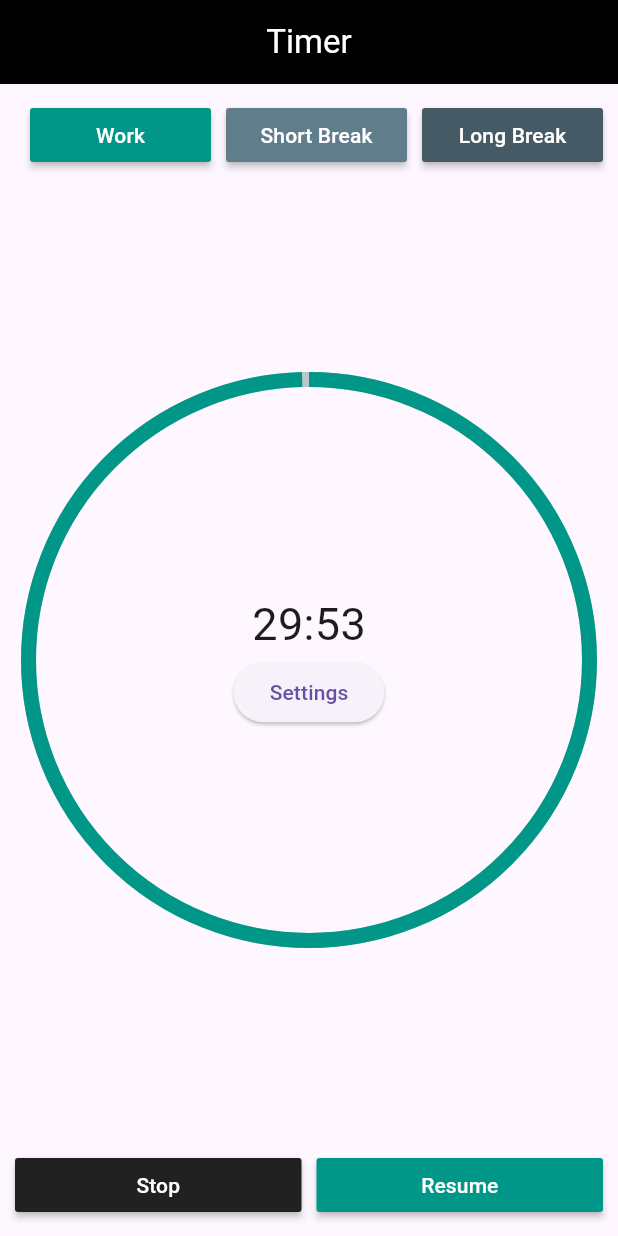
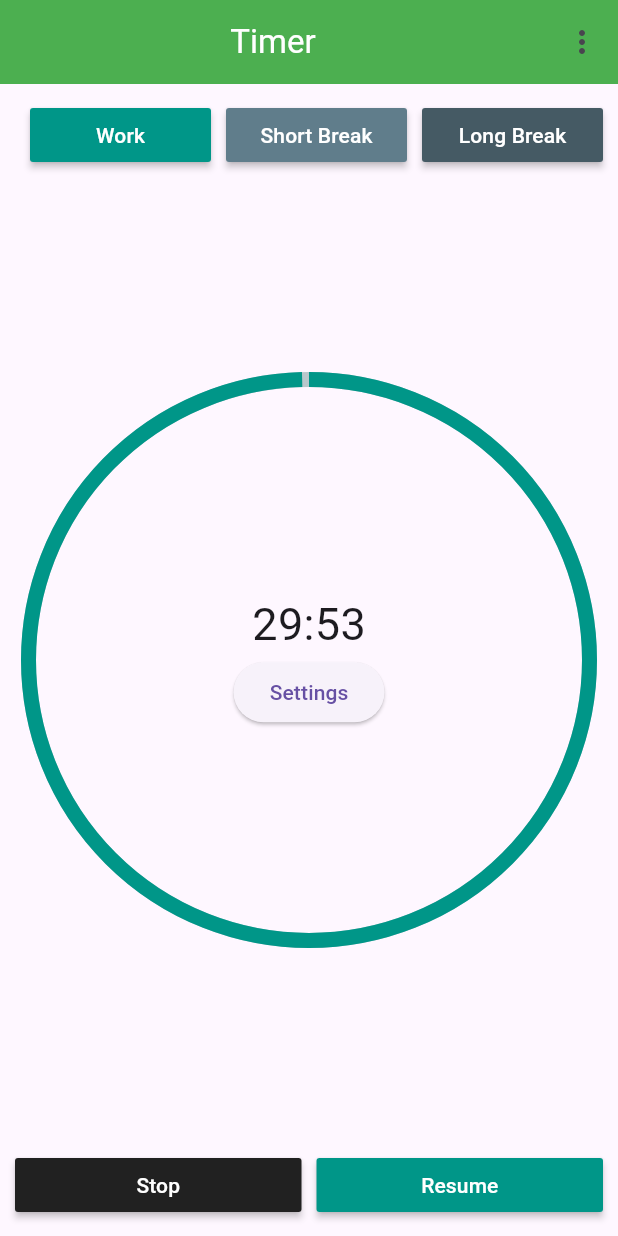
Before and after one commit to dkwhyd/timer_app, a Flutter app: the screen it shows after launch, on a phone screen of 412 x 824 dp. Run offline on Flutter 3.47's test engine with Material 3 defaults, Android fonts, the phone set to English and light mode, and no system bars; drawn by our look-alikes of percent_indicator; our stand-ins replace vibration.

Commit message:
add settings menut in app barr

```diff
--- a/lib/widget/home.dart
+++ b/lib/widget/home.dart
@@ -20,17 +20,28 @@ class _MyHomePageState extends State<MyHomePage> {
 
   @override
   Widget build(BuildContext context) {
+    final List<PopupMenuItem<String>> menuItems = [];
+    menuItems.add(const PopupMenuItem(
+      value: 'Settings',
+      child: Text('Settings'),
+
+    ));
+
     timer.startWork();
-    print(buttonResume);
     return Scaffold(
       appBar: AppBar(
-        backgroundColor: Colors.black,
+        backgroundColor: Colors.green,
         title: Center(
           child: Text(
             widget.title,
             style: const TextStyle(color: Colors.white),
           ),
         ),
+        actions: [
+          PopupMenuButton(itemBuilder: (BuildContext context) {
+            return menuItems.toList();
+          })
+        ],
       ),
       body: LayoutBuilder(
         builder: (BuildContext context, BoxConstraints constraints) {
```
